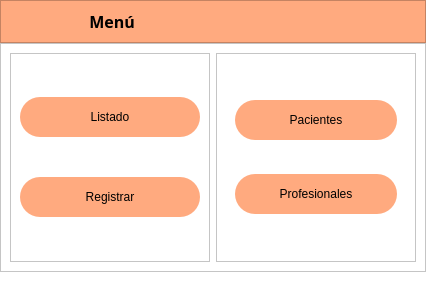
The window that gui/main.ui (ayenaccarato/Marcanac) describes before a commit, drawn with Qt 5.
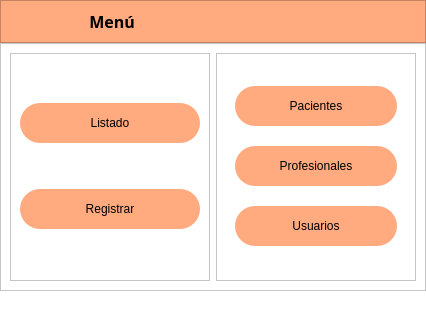
The same window after the commit. The open tabs and pages were chosen to show the change. Icons and pictures are not drawn.

Diff of the .ui file:
```diff
--- a/gui/main.ui
+++ b/gui/main.ui
@@ -7,7 +7,7 @@
     <x>0</x>
     <y>0</y>
     <width>426</width>
-    <height>294</height>
+    <height>313</height>
    </rect>
   </property>
   <property name="windowTitle">
@@ -286,6 +286,22 @@
                 </property>
                </widget>
               </item>
+              <item>
+               <widget class="QPushButton" name="listUsuarios">
+                <property name="minimumSize">
+                 <size>
+                  <width>0</width>
+                  <height>40</height>
+                 </size>
+                </property>
+                <property name="cursor">
+                 <cursorShape>PointingHandCursor</cursorShape>
+                </property>
+                <property name="text">
+                 <string>Usuarios</string>
+                </property>
+               </widget>
+              </item>
              </layout>
             </widget>
             <widget class="QWidget" name="page_registrar">
```
